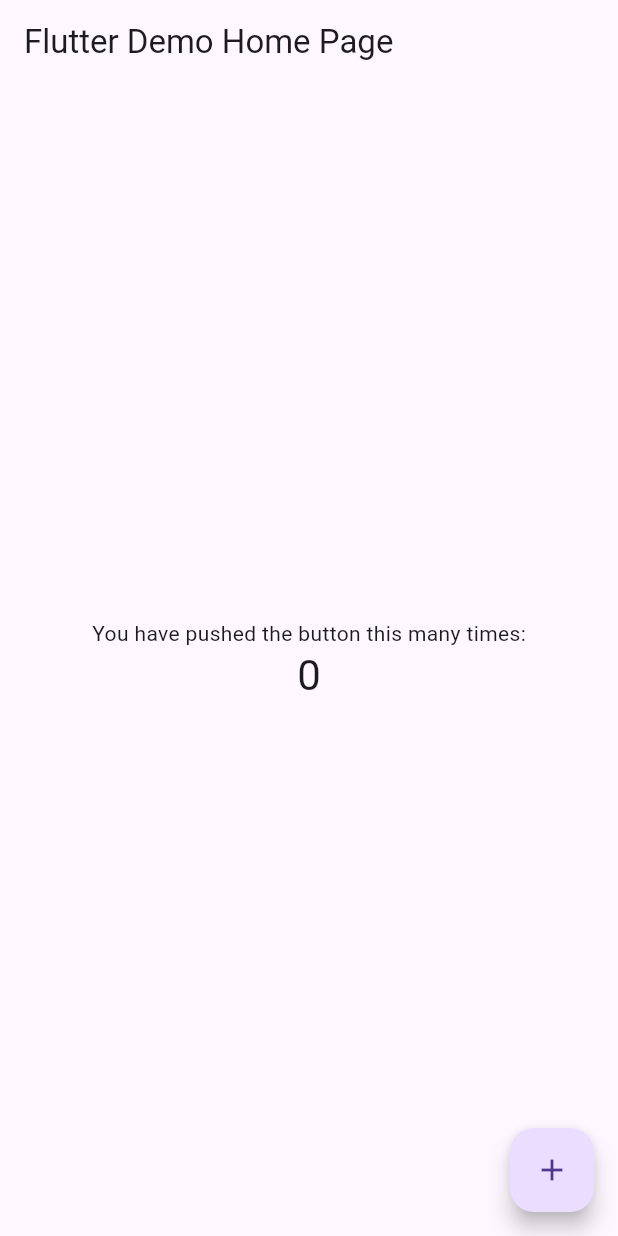
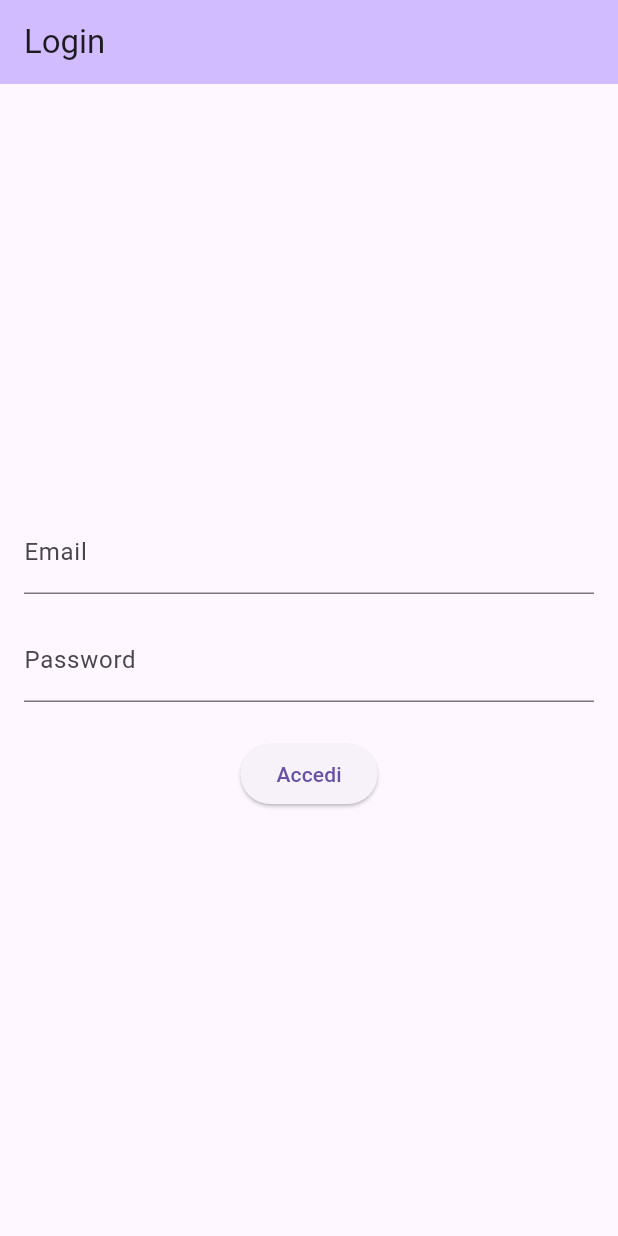
Before and after one commit to ValeCiampoli/appEconomia, a Flutter app: the screen it shows after launch, on a phone screen of 412 x 824 dp. Run offline on Flutter 3.47's test engine with Material 3 defaults, Android fonts, the phone set to English and light mode, and no system bars.

Commit message:
add login page

```diff
--- a/lib/main.dart
+++ b/lib/main.dart
@@ -1,4 +1,5 @@
 import 'package:flutter/material.dart';
+import 'package:progetto_app_economia/pages/login_page.dart';
 
 void main() {
   runApp(const MyApp());
@@ -13,53 +14,7 @@
       theme: ThemeData(
         useMaterial3: true,
       ),
-      home: const MyHomePage(title: 'Flutter Demo Home Page'),
+      home: const LoginPage(),
     );
   }
 }
-
-class MyHomePage extends StatefulWidget {
-  const MyHomePage({super.key, required this.title});
-  final String title;
-
-  @override
-  State<MyHomePage> createState() => _MyHomePageState();
-}
-
-class _MyHomePageState extends State<MyHomePage> {
-  int _counter = 0;
-
-  void _incrementCounter() {
-    setState(() {
-      _counter++;
-    });
-  }
-
-  @override
-  Widget build(BuildContext context) {
-    return Scaffold(
-      appBar: AppBar(
-        title: Text(widget.title),
-      ),
-      body: Center(
-        child: Column(
-          mainAxisAlignment: MainAxisAlignment.center,
-          children: <Widget>[
-            const Text(
-              'You have pushed the button this many times:',
-            ),
-            Text(
-              '$_counter',
-              style: Theme.of(context).textTheme.headlineMedium,
-            ),
-          ],
-        ),
-      ),
-      floatingActionButton: FloatingActionButton(
-        onPressed: _incrementCounter,
-        tooltip: 'Increment',
-        child: const Icon(Icons.add),
-      )
-    );
-  }
-}
--- /dev/null
+++ b/lib/pages/login_page.dart
@@ -0,0 +1,58 @@
+import 'package:flutter/material.dart';
+
+class LoginPage extends StatefulWidget {
+  const LoginPage({super.key});
+
+  @override
+  State<LoginPage> createState() => _LoginPageState();
+}
+
+class _LoginPageState extends State<LoginPage> {
+  final _emailController = TextEditingController();
+  final _passwordController = TextEditingController();
+
+  @override
+  void dispose() {
+    _emailController.dispose();
+    _passwordController.dispose();
+    super.dispose();
+  }
+
+  @override
+  Widget build(BuildContext context) {
+    return Scaffold(
+      appBar: AppBar(
+        title: const Text('Login'),
+        backgroundColor: Theme.of(context).colorScheme.inversePrimary,
+      ),
+      body: Center(
+        child: Padding(
+          padding: const EdgeInsets.all(16.0),
+          child: Column(
+            mainAxisAlignment: MainAxisAlignment.center,
+            children: <Widget>[
+              TextField(
+                controller: _emailController,
+                decoration: const InputDecoration(labelText: 'Email'),
+              ),
+              const SizedBox(height: 16),
+              TextField(
+                controller: _passwordController,
+                decoration: const InputDecoration(labelText: 'Password'),
+                obscureText: true,
+              ),
+              const SizedBox(height: 24),
+              ElevatedButton(
+                onPressed: () {
+                  // Logica di login
+                  print('Login con: ${_emailController.text}');
+                },
+                child: const Text('Accedi'),
+              ),
+            ],
+          ),
+        ),
+      ),
+    );
+  }
+}
```
